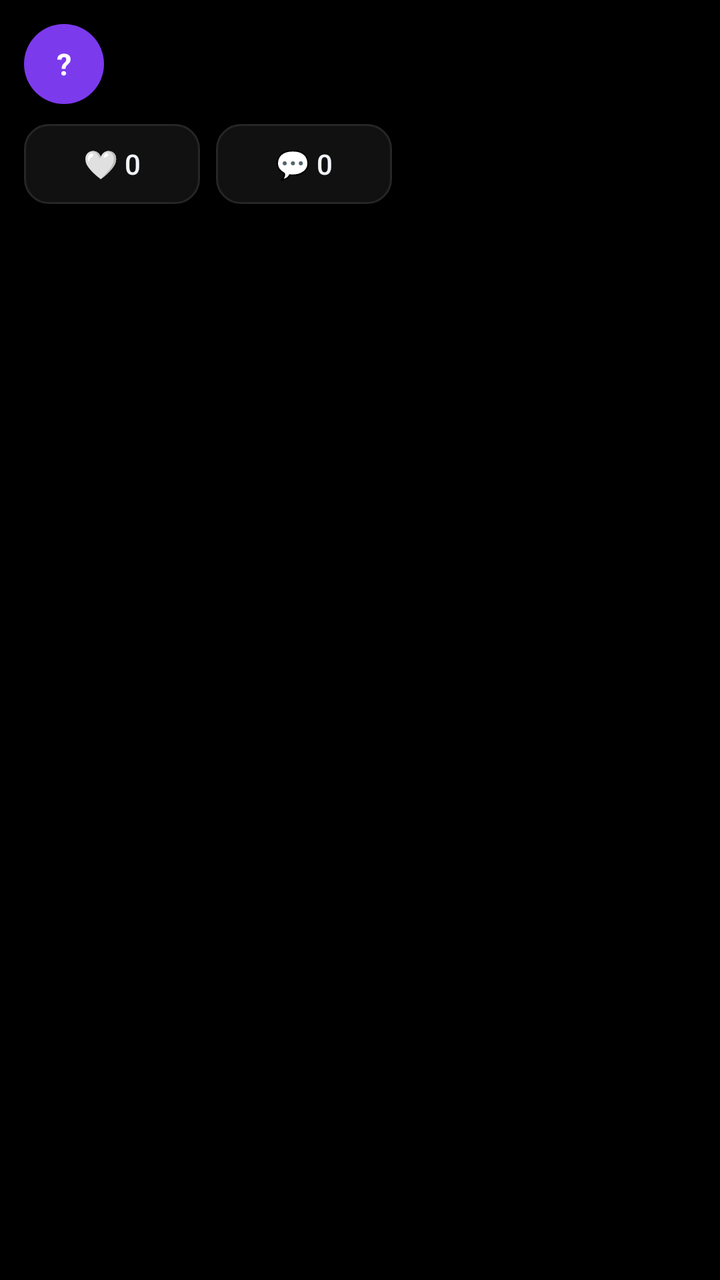
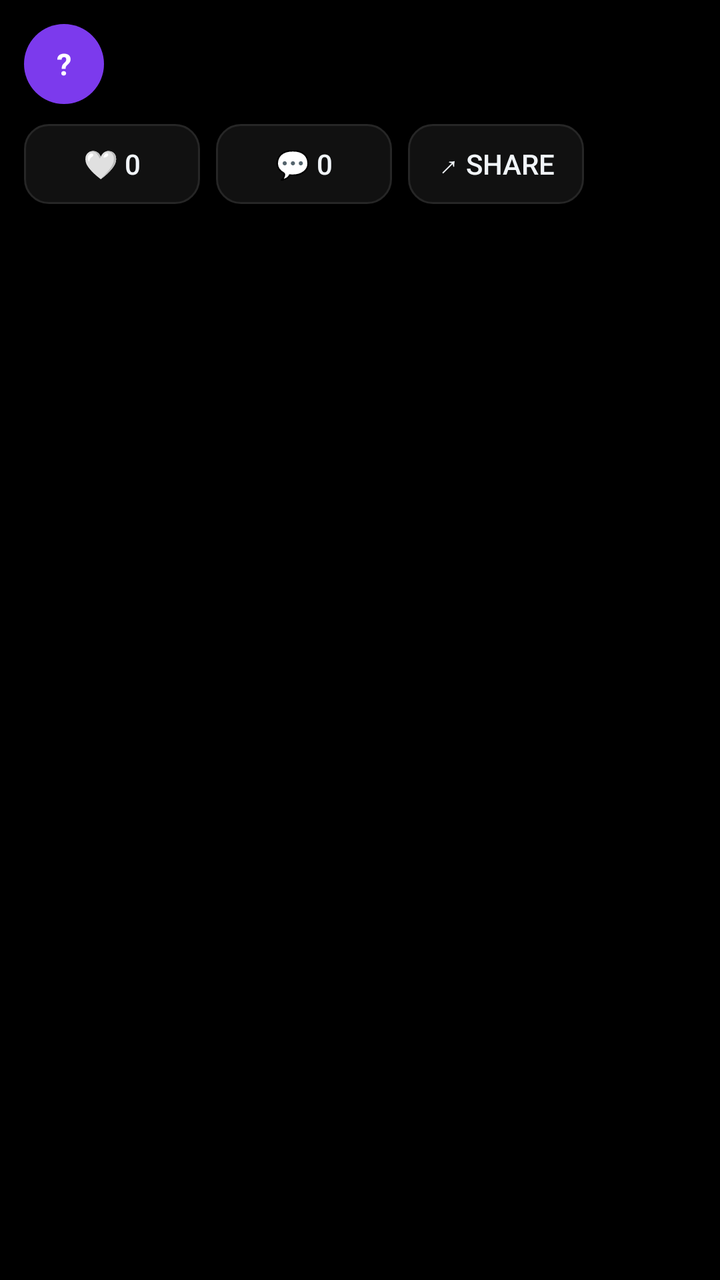

Screens rendered from an Android XML layout before and after an edit, with the pre-edit source and the edit as a unified diff.
<!-- AndroidManifest.xml: application theme Theme.PicStory -->
<!-- res/layout/item_post.xml -->
<?xml version="1.0" encoding="utf-8"?>
<LinearLayout xmlns:android="http://schemas.android.com/apk/res/android"
    android:layout_width="match_parent"
    android:layout_height="wrap_content"
    android:background="@color/surface"
    android:orientation="vertical"
    android:padding="12dp">

    <LinearLayout
        android:layout_width="match_parent"
        android:layout_height="wrap_content"
        android:gravity="center_vertical"
        android:orientation="horizontal">

        <TextView
            android:id="@+id/tvAvatar"
            android:layout_width="40dp"
            android:layout_height="40dp"
            android:background="@drawable/avatar_circle"
            android:gravity="center"
            android:text="?"
            android:textColor="@color/white"
            android:textSize="15sp"
            android:textStyle="bold" />

        <ImageView
            android:id="@+id/ivAvatar"
            android:layout_width="40dp"
            android:layout_height="40dp"
            android:contentDescription="Profile photo"
            android:visibility="gone" />

        <LinearLayout
            android:layout_width="0dp"
            android:layout_height="wrap_content"
            android:layout_marginStart="10dp"
            android:layout_weight="1"
            android:orientation="vertical">

            <TextView
                android:id="@+id/tvName"
                android:layout_width="wrap_content"
                android:layout_height="wrap_content"
                android:text=""
                android:textColor="@color/textPrimary"
                android:textSize="15sp"
                android:textStyle="bold" />

            <TextView
                android:id="@+id/tvTime"
                android:layout_width="wrap_content"
                android:layout_height="wrap_content"
                android:text=""
                android:textColor="@color/textSecondary"
                android:textSize="12sp" />
        </LinearLayout>
    </LinearLayout>

    <TextView
        android:id="@+id/tvCaption"
        android:layout_width="match_parent"
        android:layout_height="wrap_content"
        android:layout_marginTop="10dp"
        android:text=""
        android:textColor="@color/textPrimary"
        android:textSize="15sp"
        android:visibility="gone" />

    <ImageView
        android:id="@+id/ivImage"
        android:layout_width="match_parent"
        android:layout_height="260dp"
        android:layout_marginTop="10dp"
        android:background="@color/divider"
        android:scaleType="centerCrop"
        android:visibility="gone" />

    <LinearLayout
        android:layout_width="match_parent"
        android:layout_height="wrap_content"
        android:layout_marginTop="10dp"
        android:orientation="horizontal">

        <Button
            android:id="@+id/btnLike"
            android:layout_width="wrap_content"
            android:layout_height="40dp"
            android:background="@drawable/edit_bg"
            android:text="🤍 0"
            android:textColor="@color/textPrimary" />

        <Button
            android:id="@+id/btnComment"
            android:layout_width="wrap_content"
            android:layout_height="40dp"
            android:layout_marginStart="8dp"
            android:background="@drawable/edit_bg"
            android:text="💬 0"
            android:textColor="@color/textPrimary" />
    </LinearLayout>
</LinearLayout>
<!-- resources referenced by this layout -->
<resources>
  <color name="divider">#262626</color>
  <color name="surface">#000000</color>
  <color name="textPrimary">#F1F5F9</color>
  <color name="textSecondary">#94A3B8</color>
  <color name="white">#FFFFFF</color>
  <!-- drawable avatar_circle (drawable) -->
  <?xml version="1.0" encoding="utf-8"?>
  <shape xmlns:android="http://schemas.android.com/apk/res/android"
      android:shape="oval">
      <solid android:color="@color/colorPrimary" />
  </shape>
  <!-- drawable edit_bg (drawable) -->
  <?xml version="1.0" encoding="utf-8"?>
  <shape xmlns:android="http://schemas.android.com/apk/res/android"
      android:shape="rectangle">
      <solid android:color="@color/card" />
      <stroke android:width="1dp" android:color="@color/divider" />
      <corners android:radius="12dp" />
  </shape>
  <style name="Theme.PicStory" parent="android:Theme.Material.NoActionBar">
          <item name="android:windowBackground">@color/background</item>
          <item name="android:colorPrimary">@color/colorPrimary</item>
          <item name="android:colorPrimaryDark">@color/colorPrimaryDark</item>
          <item name="android:colorAccent">@color/colorAccent</item>
          <item name="android:textColorPrimary">@color/textPrimary</item>
          <item name="android:textColorSecondary">@color/textSecondary</item>
          <item name="android:windowLightStatusBar">false</item>
      </style>
  <color name="colorPrimary">#7C3AED</color>
  <color name="card">#111111</color>
  <color name="background">#000000</color>
  <color name="colorPrimaryDark">#5B21B6</color>
  <color name="colorAccent">#FBBF24</color>
</resources>

<!-- the commit's change to res/layout/item_post.xml (unified diff, before → after) -->
@@ -66,14 +66,40 @@
         android:textSize="15sp"
         android:visibility="gone" />
 
-    <ImageView
-        android:id="@+id/ivImage"
+    
+    <FrameLayout
+        android:id="@+id/mediaFrame"
         android:layout_width="match_parent"
         android:layout_height="260dp"
         android:layout_marginTop="10dp"
         android:background="@color/divider"
-        android:scaleType="centerCrop"
-        android:visibility="gone" />
+        android:visibility="gone">
+
+        <ImageView
+            android:id="@+id/ivImage"
+            android:layout_width="match_parent"
+            android:layout_height="match_parent"
+            android:scaleType="centerCrop"
+            android:visibility="gone" />
+
+        <VideoView
+            android:id="@+id/vvVideo"
+            android:layout_width="match_parent"
+            android:layout_height="match_parent"
+            android:visibility="gone" />
+
+        <TextView
+            android:id="@+id/tvPlayIcon"
+            android:layout_width="56dp"
+            android:layout_height="56dp"
+            android:layout_gravity="center"
+            android:background="@drawable/avatar_circle"
+            android:gravity="center"
+            android:text="▶"
+            android:textColor="@color/white"
+            android:textSize="22sp"
+            android:visibility="gone" />
+    </FrameLayout>
 
     <LinearLayout
         android:layout_width="match_parent"
@@ -97,5 +123,15 @@
             android:background="@drawable/edit_bg"
             android:text="💬 0"
             android:textColor="@color/textPrimary" />
+
+        <Button
+            android:id="@+id/btnShare"
+            android:layout_width="wrap_content"
+            android:layout_height="40dp"
+            android:layout_marginStart="8dp"
+            android:background="@drawable/edit_bg"
+            android:contentDescription="Share this post"
+            android:text="↗ Share"
+            android:textColor="@color/textPrimary" />
     </LinearLayout>
 </LinearLayout>
